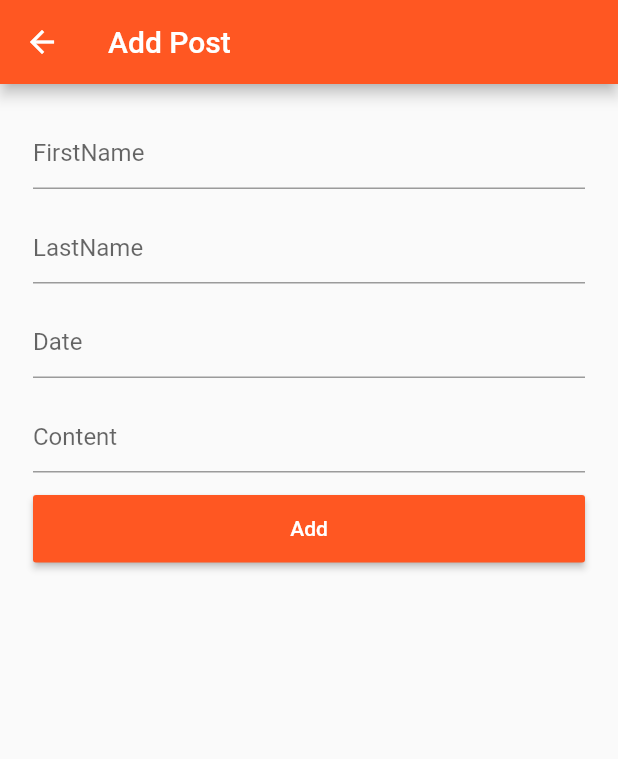
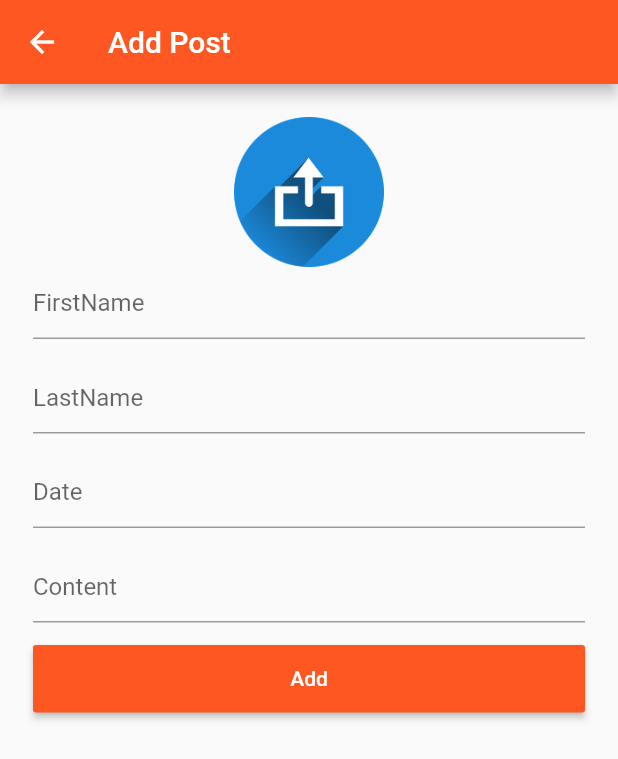
Before and after one commit to MamurAzamov/herewego, a Flutter app: the HomePage screen opened by its route, after a tap on the "add" icon, on a phone screen of 412 x 824 dp. Shown: the top 759 px of the screen. Run offline on Flutter 3.47's test engine with Material 2 defaults, Android fonts, the phone set to English and light mode, and no system bars; our stand-ins replace firebase_auth, firebase_core, firebase_database, firebase_storage, flutter_slidable, image_picker; accounts and stored records are empty.

```diff
--- a/lib/model/post_model.dart
+++ b/lib/model/post_model.dart
@@ -3,15 +3,17 @@ class Post {
   String? lastname;
   String? data;
   String? content;
+  String? img_url;
   String? userId;
 
-  Post({this.firstname, this.lastname, this.data, this.content, this.userId});
+  Post({this.firstname, this.lastname, this.data, this.content, this.img_url, this.userId});
 
   Post.fromJson(Map<String, dynamic> json)
       : firstname = json['firstname'],
         lastname = json['lastname'],
         data = json['data'],
         content = json['content'],
+        img_url = json['img_url'],
         userId = json['userId'];
 
   Map<String, dynamic> toJson() => {
@@ -19,6 +21,7 @@ class Post {
     'lastname': lastname,
     'data': data,
     'content': content,
+    'img_url': img_url,
     'userId': userId,
   };
 }
--- a/lib/pages/create_page.dart
+++ b/lib/pages/create_page.dart
@@ -1,8 +1,12 @@
+import 'dart:io';
+
 import 'package:flutter/material.dart';
+import 'package:image_picker/image_picker.dart';
 
 import '../model/post_model.dart';
 import '../service/auth_service.dart';
 import '../service/rtdb_service.dart';
+import '../service/storage_service.dart';
 
 class CreatePage extends StatefulWidget {
   const CreatePage({Key? key}) : super(key: key);
@@ -18,22 +22,34 @@ class _CreatePageState extends State<CreatePage> {
   var dataController = TextEditingController();
   var contentController = TextEditingController();
 
+  File? _image;
+  final picker = ImagePicker();
+
   _createPost() {
     String firstname = firstnameController.text.toString();
     String lastname = lastnameController.text.toString();
     String data = dataController.text.toString();
     String content = contentController.text.toString();
     if (firstname.isEmpty || lastname.isEmpty || data.isEmpty || content.isEmpty) return;
-
-    _apiCreatePost(firstname, lastname, data, content);
+    if(_image == null) return;
+    _apiUploadImage(firstname, lastname, data, content,);
   }
 
-  _apiCreatePost(String firstname, String lastname, String data, String content,) {
+  _apiUploadImage(String firstname, String lastname, String data, String content,){
+    setState(() {
+      isLoading = true;
+    });
+    StoreService.uploadImage(_image!).then((img_url) => {
+      _apiCreatePost(firstname, lastname, data, content, img_url),
+    });
+  }
+
+  _apiCreatePost(String firstname, String lastname, String data, String content, String img_url) {
     setState(() {
       isLoading = true;
     });
     var post =
-    Post(firstname: firstname, lastname: lastname, data: data, content: content, userId: AuthService.currentUserId());
+    Post(firstname: firstname, lastname: lastname, data: data, content: content, img_url: img_url, userId: AuthService.currentUserId());
     RTDBService.addPost(post).then((value) => {
       _resAddPost(),
     });
@@ -44,6 +60,17 @@ class _CreatePageState extends State<CreatePage> {
       isLoading = false;
     });
     Navigator.of(context).pop({'data': 'done'});
+  }
+
+  void _getImage()async{
+    final pickedFile = await picker.getImage(source: ImageSource.gallery);
+    setState(() {
+      if(pickedFile != null){
+        _image = File(pickedFile.path);
+      }else{
+        print('No image selected');
+      }
+    });
   }
 
   @override
@@ -59,6 +86,15 @@ class _CreatePageState extends State<CreatePage> {
             Column(
               crossAxisAlignment: CrossAxisAlignment.center,
               children: [
+                InkWell(
+                  onTap: _getImage,
+                  child: Container(
+                    height: 100,
+                    width: 100,
+                    child: _image != null ? Image.file(_image!, fit: BoxFit.cover,) :
+                    Image.asset('assets/images/upload.png'),
+                  ),
+                ),
                 TextField(
                   controller: firstnameController,
                   decoration: const InputDecoration(
--- a/lib/pages/home_page.dart
+++ b/lib/pages/home_page.dart
@@ -21,7 +21,7 @@ class _HomePageState extends State<HomePage> {
   Future _callCreatePage() async {
     Map results = await Navigator.of(context)
         .push(MaterialPageRoute(builder: (BuildContext context) {
-      return CreatePage();
+      return const CreatePage();
     }));
     if (results != null && results.containsKey("data")) {
       print(results['data']);
@@ -50,7 +50,7 @@ class _HomePageState extends State<HomePage> {
   Widget build(BuildContext context) {
     return Scaffold(
       appBar: AppBar(
-        title: const Text("Home"),
+        title: const Text("All Posts"),
         actions: [
           IconButton(
               onPressed: (){
@@ -114,10 +114,17 @@ class _HomePageState extends State<HomePage> {
         ],
       ),
       child: Container(
-        padding: const EdgeInsets.all(20),
-        child: Column(
+        padding: const EdgeInsets.all(15),
+        child:  Column(
           crossAxisAlignment: CrossAxisAlignment.start,
           children: [
+            Container(
+              width: double.infinity,
+              height: 200,
+              child: post.img_url != null ? Image.network(post.img_url!, fit: BoxFit.cover,) :
+              Image.asset('assets/images/default-image.jpg'),
+            ),
+            const SizedBox(height: 15,),
             Row(
               crossAxisAlignment: CrossAxisAlignment.start,
               children: [
--- a/lib/service/rtdb_service.dart
+++ b/lib/service/rtdb_service.dart
@@ -21,7 +21,9 @@ class RTDBService {
     for (var child in snapshot.children) {
       var jsonPost = jsonEncode(child.value);
       Map<String, dynamic> map = jsonDecode(jsonPost);
-      var post = Post(firstname: map['firstname'], lastname: map['lastname'], data: map['data'], content: map['content'], userId: map['userId']);
+      var post = Post(
+          firstname: map['firstname'], lastname: map['lastname'],
+          data: map['data'], content: map['content'], img_url: map['img_url'], userId: map['userId']);
       items.add(post);
     }
     return items;
--- /dev/null
+++ b/lib/service/storage_service.dart
@@ -0,0 +1,18 @@
+import 'dart:io';
+
+import 'package:firebase_storage/firebase_storage.dart';
+
+class StoreService{
+  static final _storage = FirebaseStorage.instance.ref();
+  static final folder = 'post_image';
+
+  static Future<String> uploadImage(File _image)async{
+    String img_name = 'image_'+DateTime.now().toString();
+    var firebaseStorageRef = _storage.child(folder).child(img_name);
+    var uploadTask = firebaseStorageRef.putFile(_image);
+    final TaskSnapshot taskSnapshot = await uploadTask.whenComplete(() => {});
+    String downloadUrl = await firebaseStorageRef.getDownloadURL();
+    //print(downloadUrl);
+    return downloadUrl;
+  }
+}
```
Also changed, not shown: pubspec.yaml (+3 -52 lines), assets/images/cloud-storage.svg (added), assets/images/default-image.jpg (added), assets/images/upload.png (added), pubspec.lock.
